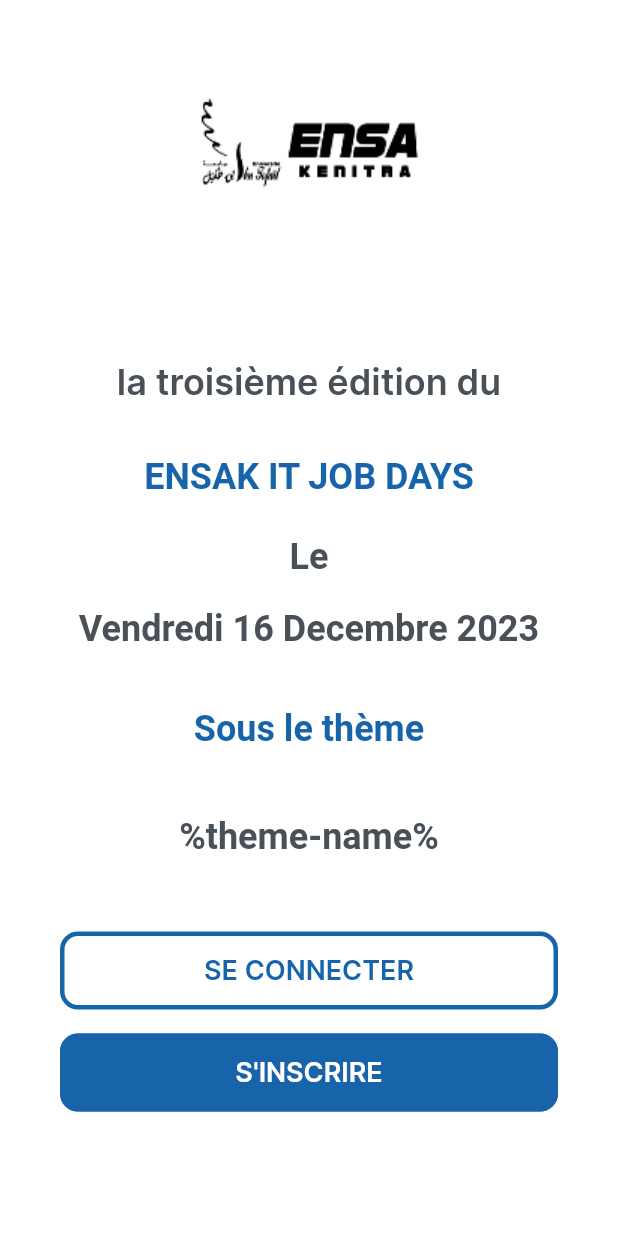
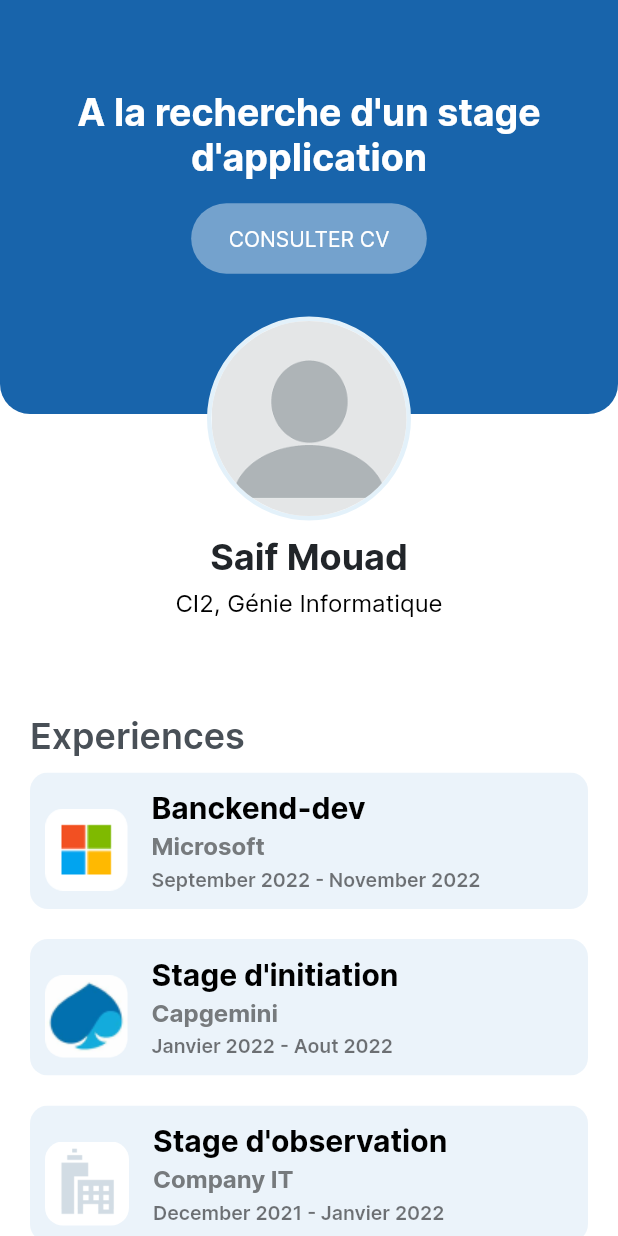
Before and after one commit to Mouadspace/job-it-day, a Flutter app: the screen it shows after launch, on a phone screen of 412 x 824 dp. Run offline on Flutter 3.47's test engine with Material 2 defaults, Android fonts, the phone set to English and light mode, and no system bars; our stand-ins replace flutter_svg, get.

Commit message:
company and student profiles

```diff
--- a/lib/main.dart
+++ b/lib/main.dart
@@ -3,6 +3,8 @@ import 'package:get/get.dart';
 import 'utils/mybindings.dart';
 import 'view/screens/auth/sign_up.dart';
 import 'view/screens/contact_us.dart';
+import 'view/screens/company_profile.dart';
+import 'view/screens/student_profile.dart';
 import 'view/screens/test_screen.dart';
 import 'view/screens/auth/sign_in.dart';
 import 'view/screens/user_type.dart';
@@ -61,7 +63,7 @@ class MyApp extends StatelessWidget {
       initialBinding: MyBindings(),
       initialRoute: '/',
       getPages: [
-        GetPage(name: '/', page: () => const OnBording()),
+        // GetPage(name: '/', page: () => const OnBording()),
         GetPage(name: "/user", page: () => const UserType()),
         GetPage(name: "/signin", page: () => const SignIn()),
         GetPage(name: "/signup", page: () => const SignUp()),
@@ -69,6 +71,8 @@ class MyApp extends StatelessWidget {
         GetPage(name: "/ensak_en_chiffre", page: () => const EnsakChiffre()),
         GetPage(name: "/contact_us", page: () => const ContactUs()),
         GetPage(name: "/students", page: () => const Students()),
+        GetPage(name: "/student_profile", page: () => const CompanyProfile()),
+        GetPage(name: "/", page: () => const StudentProfile()),
         GetPage(name: "/error_page", page: () => const SomethingWrong()),
         GetPage(name: "/success_page", page: () => const InscriptionDone()),
       ],
--- a/lib/model/students_model.dart
+++ b/lib/model/students_model.dart
@@ -1,59 +1,222 @@
 class StudentModel {
   String name;
   String educationGrade;
-  String? imagePath = 'assets/images/default-student-image.png';
+  String imagePath;
+  String beginningTitle;
+  BlueBarButton blueBarButtons;
+  List<Experience>? experiences;
+  List<Skill>? skills;
 
   StudentModel({
     required this.name,
     required this.educationGrade,
-    this.imagePath,
+    required this.imagePath,
+    required this.beginningTitle,
+    required this.blueBarButtons,
+    this.experiences,
+    this.skills,
   });
 }
 
+// BlueBarButton
+class BlueBarButton {
+  final String buttonText = 'CONSULTER CV';
+  final void Function() buttonClicked;
+
+  BlueBarButton({
+    required this.buttonClicked,
+  });
+}
+
+// for Experiences
+class Experience {
+  String companyName;
+  String companyLogo;
+  String position;
+  List<ExperienceData>
+      date; // ExperienceData has the start and the end of the intership
+
+  Experience({
+    required this.companyName,
+    required this.companyLogo,
+    required this.position,
+    required this.date,
+  });
+}
+
+class ExperienceData {
+  final String month;
+  final int year;
+
+  ExperienceData({
+    required this.month,
+    required this.year,
+  });
+}
+
+// ---------------
+
+// If it happened that we have the necessary data,
+// we'll be having the experiences table as follow:
+
+// -- Some ideas on how to get the data in SQL
+// In SQL for exmaple, all we have to do is Group By id_student.
+// The order, id from the newest experieces to the latest,
+// means if the Experience table has and id_experience,
+// we're going to order it by the hightest id_exper to the lowest
+// --
+List<Experience> experiences = [
+  Experience(
+    companyName: 'Microsoft',
+    companyLogo: 'assets/images/companyLogo-Microsoft.png',
+    position: 'Banckend-dev',
+    date: [
+      ExperienceData(month: 'September', year: 2022),
+      ExperienceData(month: 'November', year: 2022),
+    ],
+  ),
+  Experience(
+    companyName: 'Capgemini',
+    companyLogo: 'assets/images/companyLogo-Compgemini.png',
+    position: 'Stage d\'initiation',
+    date: [
+      ExperienceData(month: 'Janvier', year: 2022),
+      ExperienceData(month: 'Aout', year: 2022),
+    ],
+  ),
+  Experience(
+    companyName: 'Company IT',
+    companyLogo: 'assets/images/companyLogo-default.png',
+    position: 'Stage d\'observation',
+    date: [
+      ExperienceData(month: 'December', year: 2021),
+      ExperienceData(month: 'Janvier', year: 2022),
+    ],
+  ),
+];
+
+// // If it happened that we have the necessary data,
+// we'll be having the experiences table as follow:
+
+// Start for Skills
+
+// Contructing the class (Skill)
+class Skill {
+  String skillName;
+  String skillSource;
+  String skillImage;
+
+  Skill({
+    required this.skillName,
+    required this.skillSource,
+    required this.skillImage,
+  });
+}
+// -----------------------------
+
+// Skills Exmaple Table
+List<Skill> skills = [
+  Skill(
+    skillName: 'JavaScript',
+    skillSource: 'Certificat du coursera',
+    skillImage: 'assets/images/skill_image_1.png',
+  ),
+  Skill(
+    skillName: 'Java',
+    skillSource: 'Stagiaire en CampanieA IT',
+    skillImage: 'assets/images/skill_image_2.png',
+  ),
+  Skill(
+    skillName: 'Leadership',
+    skillSource: 'Chef du GrpA',
+    skillImage: 'assets/images/skill_image_default.png',
+  ),
+];
+
+// --------------------
+
+// End for Skills
+
 List<StudentModel> studentsList = [
   StudentModel(
-    name: 'Oubayahe Otmane',
+    name: 'Oubayhe Otmane',
     educationGrade: 'CI2, Génie Informatique',
     imagePath: 'assets/images/default-student-image.png',
+    beginningTitle: "A la recherche d'un stage PFA",
+    blueBarButtons: BlueBarButton(buttonClicked: () {}),
+    experiences: experiences,
+    skills: skills,
   ),
   StudentModel(
     name: 'Saif Mouad',
     educationGrade: 'CI2, Génie Informatique',
     imagePath: 'assets/images/default-student-image.png',
+    beginningTitle: "A la recherche d'un stage d'application",
+    blueBarButtons: BlueBarButton(buttonClicked: () {}),
+    experiences: experiences,
+    skills: skills,
   ),
   StudentModel(
     name: 'Laarbi Ilham',
     educationGrade: 'CI2, Génie Mechatronics',
     imagePath: 'assets/images/ilhamLaarbi.jpg',
+    beginningTitle: "A la recherche d'un stage PFE",
+    blueBarButtons: BlueBarButton(buttonClicked: () {}),
+    experiences: experiences,
+    skills: skills,
   ),
   StudentModel(
     name: 'Tabchi Yassine',
     educationGrade: 'CI2, Génie Mechatronics',
     imagePath: 'assets/images/yassineTabchi.jpg',
+    beginningTitle: "A la recherche d'un stage d'initiation",
+    blueBarButtons: BlueBarButton(buttonClicked: () {}),
+    experiences: experiences,
+    skills: skills,
   ),
   StudentModel(
     name: 'Bouhouch Yassine',
     educationGrade: 'CI2, Génie Industrielle',
     imagePath: 'assets/images/default-student-image.png',
+    beginningTitle: "A la recherche d'un stage PFA",
+    blueBarButtons: BlueBarButton(buttonClicked: () {}),
+    experiences: experiences,
+    skills: skills,
   ),
   StudentModel(
     name: 'El Omari Imane',
     educationGrade: 'CI2, Génie Informatique',
     imagePath: 'assets/images/imaneElOmari.jpg',
+    beginningTitle: "A la recherche d'un stage d'application",
+    blueBarButtons: BlueBarButton(buttonClicked: () {}),
+    experiences: experiences,
+    skills: skills,
   ),
   StudentModel(
     name: 'El Omari Imane',
     educationGrade: 'CI2, Génie Informatique',
     imagePath: 'assets/images/imaneElOmari.jpg',
+    beginningTitle: "A la recherche d'un stage PFA",
+    blueBarButtons: BlueBarButton(buttonClicked: () {}),
+    experiences: experiences,
+    skills: skills,
   ),
   StudentModel(
     name: 'El Omari Imane',
     educationGrade: 'CI2, Génie Informatique',
     imagePath: 'assets/images/imaneElOmari.jpg',
+    beginningTitle: "A la recherche d'un stage PFA",
+    blueBarButtons: BlueBarButton(buttonClicked: () {}),
+    experiences: experiences,
+    skills: skills,
   ),
   StudentModel(
     name: 'El Omari Imane',
     educationGrade: 'CI2, Génie Informatique',
     imagePath: 'assets/images/imaneElOmari.jpg',
+    beginningTitle: "A la recherche d'un stage PFA",
+    blueBarButtons: BlueBarButton(buttonClicked: () {}),
+    experiences: experiences,
+    skills: skills,
   ),
 ];
--- /dev/null
+++ b/lib/view/screens/student_profile.dart
@@ -0,0 +1,89 @@
+import 'package:flutter/material.dart';
+
+import '../../model/students_model.dart';
+import '../widgets/custom_profile_introduction.dart';
+import '../widgets/experience_card.dart';
+import '../widgets/skill_card.dart';
+
+class StudentProfile extends StatelessWidget {
+  const StudentProfile({super.key});
+
+  // void Function() directToEmail() {}
+
+  @override
+  Widget build(BuildContext context) {
+    // Here we just taking an example from the students_model
+    // Which should be given from the api which the neccessary data
+    List<StudentModel> displayList = List.from(studentsList);
+    StudentModel exampleStudent = displayList[1];
+    List<Experience>? exampleStudentExperiences = exampleStudent.experiences;
+    List<Skill>? exampleStudentSkills = exampleStudent.skills;
+
+    return Scaffold(
+      backgroundColor: Colors.white,
+      body: SingleChildScrollView(
+        child: Column(
+          mainAxisSize: MainAxisSize.min,
+          mainAxisAlignment: MainAxisAlignment.start,
+          crossAxisAlignment: CrossAxisAlignment.start,
+          children: [
+            CustomProfileIntroduction(
+              profileTitle: exampleStudent.name,
+              profileSubTitle: exampleStudent.educationGrade,
+              profileImage: exampleStudent.imagePath,
+              profileBeginningTitle: exampleStudent.beginningTitle,
+              profileButtonText: exampleStudent.blueBarButtons.buttonText,
+              // profileButtonClicked: directToEmail(),
+            ),
+            // For posts (Annonces)
+            // const SizedBox(height: 10),
+            Padding(
+              padding: const EdgeInsets.symmetric(horizontal: 20),
+              child: Text(
+                'Experiences',
+                style: Theme.of(context).textTheme.titleLarge,
+              ),
+            ),
+            ListView.builder(
+              shrinkWrap: true,
+              physics: const NeverScrollableScrollPhysics(),
+              itemCount: exampleStudentExperiences?.length ?? 0,
+              itemBuilder: (context, index) {
+                if (exampleStudentExperiences != null) {
+                  return ExperienceCard(item: exampleStudentExperiences[index]);
+                } else {
+                  return Container();
+                }
+              },
+            ),
+            const SizedBox(
+              height: 30,
+            ),
+            Padding(
+              padding: const EdgeInsets.symmetric(horizontal: 20),
+              child: Text(
+                'Skills',
+                style: Theme.of(context).textTheme.titleLarge,
+              ),
+            ),
+            ListView.builder(
+              shrinkWrap: true,
+              physics: const NeverScrollableScrollPhysics(),
+              itemCount: exampleStudentSkills?.length ?? 0,
+              itemBuilder: (context, index) {
+                if (exampleStudentSkills != null) {
+                  return SkillCard(item: exampleStudentSkills[index]);
+                } else {
+                  return Container();
+                }
+              },
+            ),
+            const SizedBox(
+              height: 30,
+            ),
+          ],
+        ),
+      ),
+    );
+  }
+}
--- /dev/null
+++ b/lib/view/widgets/custom_profile_introduction.dart
@@ -0,0 +1,132 @@
+import 'package:flutter/material.dart';
+
+class CustomProfileIntroduction extends StatelessWidget {
+  final String profileTitle;
+  final String profileSubTitle;
+  final String profileImage;
+  final String? profileBeginningTitle;
+  final String profileButtonText;
+  // final void Function() profileButtonClicked;
+
+  const CustomProfileIntroduction({
+    super.key,
+    required this.profileTitle,
+    required this.profileSubTitle,
+    required this.profileImage,
+    this.profileBeginningTitle,
+    required this.profileButtonText,
+    // required this.profileButtonClicked,
+  });
+
+  @override
+  Widget build(BuildContext context) {
+    return SizedBox(
+      child: Column(
+        children: [
+          // Container for the blue background at the top
+          Container(
+            height: 276,
+            decoration: const BoxDecoration(
+              borderRadius: BorderRadius.only(
+                bottomLeft: Radius.circular(20),
+                bottomRight: Radius.circular(20),
+              ),
+              color: Color(0xFF1864AB),
+            ),
+            child: Center(
+              child: Column(
+                children: [
+                  const SizedBox(
+                    height: 60,
+                  ),
+                  Text(
+                    textAlign: TextAlign.center,
+                    profileBeginningTitle ?? '',
+                    style: const TextStyle(
+                      fontSize: 25,
+                      fontWeight: FontWeight.w800,
+                      color: Color(0xFFFFFFFF),
+                    ),
+                  ),
+                  const SizedBox(
+                    height: 15,
+                  ),
+                  MaterialButton(
+                    elevation: 0.0,
+                    // I have some shades in this button and i don't want them.
+                    padding: const EdgeInsets.symmetric(
+                        vertical: 15, horizontal: 25),
+                    onPressed: () {},
+                    textColor: Colors.white,
+                    color: const Color(0xFF74a2cd),
+                    shape: RoundedRectangleBorder(
+                      borderRadius: BorderRadius.circular(40.0),
+                    ),
+                    child: Text(
+                      profileButtonText,
+                      style: const TextStyle(
+                        fontSize: 14,
+                        fontWeight: FontWeight.normal,
+                      ),
+                    ),
+                  ),
+                ],
+              ),
+            ),
+          ),
+          // Container for the image, title, and subtitle
+          Transform.translate(
+            offset: const Offset(0, -65),
+            child: Column(
+              children: [
+                Container(
+                  decoration: BoxDecoration(
+                    color: Colors.white,
+                    border: Border.all(
+                      width: 3,
+                      color: const Color(0xFFE3F1FA),
+                    ),
+                    borderRadius: BorderRadius.circular(70),
+                  ),
+                  child: ClipRRect(
+                    // Use ClipRRect to clip the image to the rounded border
+                    borderRadius: BorderRadius.circular(70),
+                    child: Image.asset(
+                      profileImage,
+                      fit: BoxFit
+                          .cover, // Maintain aspect ratio and cover the container
+                      width: 130,
+                      height: 130,
+                    ),
+                  ),
+                ),
+                const SizedBox(
+                  height: 10,
+                ),
+                Text(
+                  profileTitle,
+                  style: const TextStyle(
+                    fontSize: 24,
+                    fontWeight: FontWeight.bold,
+                    color: Color(0xFF212529),
+                  ),
+                ),
+                const SizedBox(
+                  height: 6,
+                ),
+                Text(
+                  profileSubTitle,
+                  style: const TextStyle(
+                    fontSize: 16,
+                    fontWeight: FontWeight.normal,
+                    color: Colors.black,
+                  ),
+                ),
+              ],
+            ),
+          ),
+        ],
+      ),
+    );
+  }
+}
--- /dev/null
+++ b/lib/view/widgets/experience_card.dart
@@ -0,0 +1,73 @@
+import 'package:flutter/material.dart';
+
+import '../../model/students_model.dart';
+
+class ExperienceCard extends StatelessWidget {
+  final Experience item;
+  const ExperienceCard({
+    super.key,
+    required this.item,
+  });
+
+  @override
+  Widget build(BuildContext context) {
+    return Padding(
+      padding: const EdgeInsets.symmetric(horizontal: 20, vertical: 10),
+      child: ClipRRect(
+        borderRadius: BorderRadius.circular(12),
+        child: Container(
+          color: const Color(0xFFEBF3FA),
+          child: Column(
+            crossAxisAlignment: CrossAxisAlignment.start,
+            children: [
+              ListTile(
+                contentPadding:
+                    const EdgeInsets.only(left: 10.0, top: 8.0, bottom: 8.0),
+                title: Text(
+                  item.position,
+                  style: const TextStyle(
+                    color: Colors.black,
+                    fontWeight: FontWeight.bold,
+                    fontSize: 20,
+                  ),
+                ),
+                subtitle: Column(
+                  mainAxisAlignment: MainAxisAlignment.start,
+                  crossAxisAlignment: CrossAxisAlignment.start,
+                  children: [
+                    Padding(
+                      padding: const EdgeInsets.only(top: 3.0),
+                      child: Text(
+                        item.companyName,
+                        style: const TextStyle(
+                          color: Color(0xFF767a7d),
+                          fontWeight: FontWeight.w800,
+                          fontSize: 16,
+                        ),
+                      ),
+                    ),
+                    Padding(
+                      padding: const EdgeInsets.only(top: 5.0),
+                      child: Text(
+                        '${item.date[0].month} ${item.date[0].year} - ${item.date[1].month} ${item.date[1].year}',
+                        style: const TextStyle(
+                          fontWeight: FontWeight.w600,
+                          fontSize: 13,
+                        ),
+                      ),
+                    ),
+                  ],
+                ),
+                leading: ClipRRect(
+                  borderRadius: BorderRadius.circular(12),
+                  child: Image.asset(item.companyLogo),
+                ),
+                // fix the width and height
+              ),
+            ],
+          ),
+        ),
+      ),
+    );
+  }
+}
```
Also changed, not shown: lib/model/companys_model.dart (added, +70 -0 lines), lib/view/screens/company_profile.dart (added, +54 -0 lines), lib/view/widgets/post_card.dart (added, +62 -0 lines), lib/view/widgets/skill_card.dart (added, +53 -0 lines), assets/images/companyLogo-Compgemini.png (added), assets/images/companyLogo-Microsoft.png (added), assets/images/companyLogo-default.png (added), assets/images/skill_image_1.png (added), assets/images/skill_image_2.png (added), assets/images/skill_image_default.png (added).
